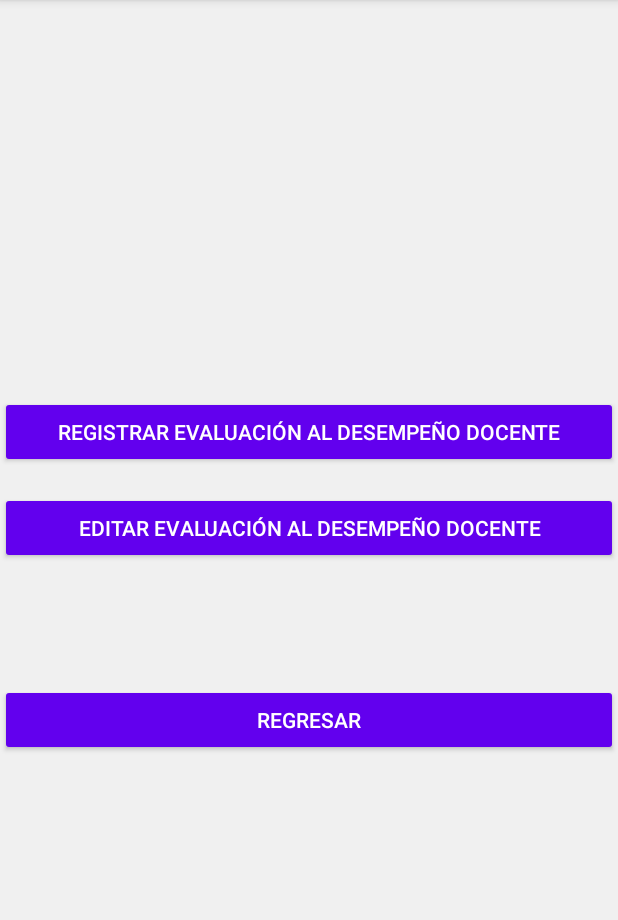
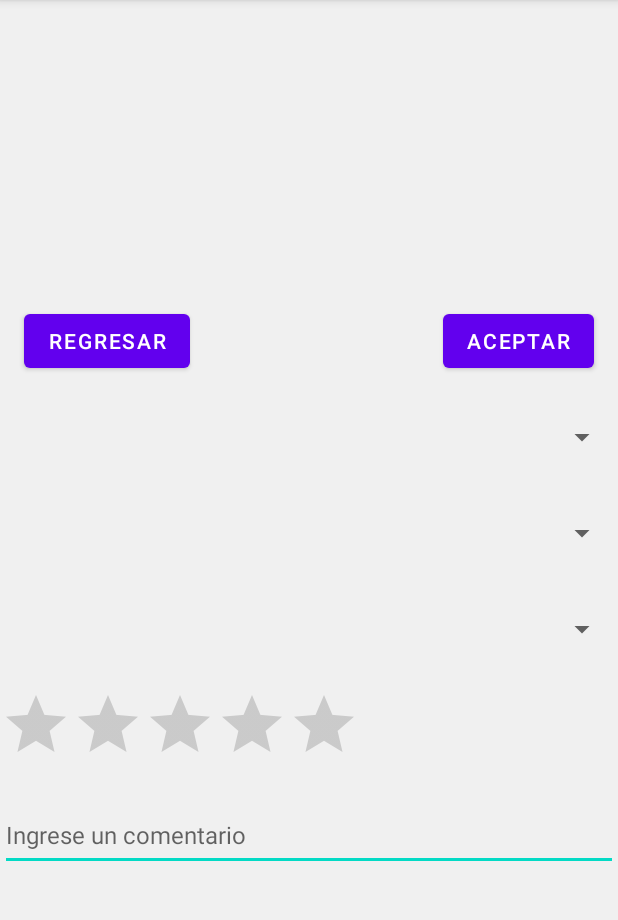
Before and after one commit to sebastianbellodev/professor-review, an Android app: the ProfessorPerformanceManagementMenuActivity screen opened directly, with no data from a screen before it, after a tap on "REGISTRAR EVALUACIÓN AL DESEMPEÑO DOCENT", on a phone screen of 412 x 824 dp, the part 84-1004 px from its top. Run offline under Robolectric (Android 15) with nearby library versions, the phone set to English and light mode, and no system bars; our stand-ins replace data binding; 1 statement that could not run was skipped.

Commit message:
Log Review

```diff
--- a/MobileApp/app/src/main/AndroidManifest.xml
+++ b/MobileApp/app/src/main/AndroidManifest.xml
@@ -37,6 +37,9 @@
             android:name=".activity.ProfessorPerformanceManagementMenuActivity"
             android:exported="false" />
         <activity
+            android:name=".activity.LogReviewActivity"
+            android:exported="false"/>
+        <activity
             android:name=".activity.MainMenuActivity"
             android:exported="false" />
         <activity
--- /dev/null
+++ b/MobileApp/app/src/main/java/com/example/professorperformanceevaluation/activity/LogReviewActivity.java
@@ -0,0 +1,24 @@
+package com.example.professorperformanceevaluation.activity;
+
+import androidx.appcompat.app.AppCompatActivity;
+import androidx.databinding.DataBindingUtil;
+import androidx.lifecycle.ViewModelProvider;
+
+import android.os.Bundle;
+
+import com.example.professorperformanceevaluation.R;
+import com.example.professorperformanceevaluation.databinding.ActivityActiveAccountBinding;
+import com.example.professorperformanceevaluation.databinding.ActivityLogReviewBinding;
+import com.example.professorperformanceevaluation.viewmodel.LogReviewViewModel;
+
+public class LogReviewActivity extends AppCompatActivity {
+
+    @Override
+    protected void onCreate(Bundle savedInstanceState) {
+        super.onCreate(savedInstanceState);
+        ActivityLogReviewBinding binding = DataBindingUtil.setContentView(this, R.layout.activity_log_review);
+        LogReviewViewModel viewModel = new ViewModelProvider(this).get(LogReviewViewModel.class);
+        binding.setLifecycleOwner(this);
+        binding.setLogReviewViewModel(viewModel);
+    }
+}
--- a/MobileApp/app/src/main/java/com/example/professorperformanceevaluation/api/ProfessorServiceApi.java
+++ b/MobileApp/app/src/main/java/com/example/professorperformanceevaluation/api/ProfessorServiceApi.java
@@ -1,5 +1,6 @@
 package com.example.professorperformanceevaluation.api;
 
+import com.example.professorperformanceevaluation.model.EducationalExperience;
 import com.example.professorperformanceevaluation.model.EducationalProgram;
 import com.example.professorperformanceevaluation.model.Faculty;
 import com.example.professorperformanceevaluation.model.Professor;
@@ -27,6 +28,8 @@ public interface ProfessorServiceApi {
     @POST("professors/educationalprogram")
     Call<Response> getProfessorsByEducationalProgram(@Header("Authorization") String token, @Body EducationalProgram educationalProgram);
 
+    @POST("professors/educationalexperience")
+    Call<Response> getProfessorsByEducationalExperience(@Header("Authorization") String token, @Body EducationalExperience educationalExperience);
     @POST("professors/faculty")
     Call<Response> getProfessorsByFaculty(@Header("Authorization") String token, @Body Faculty faculty);
 
--- /dev/null
+++ b/MobileApp/app/src/main/java/com/example/professorperformanceevaluation/model/DataManager.java
@@ -0,0 +1,46 @@
+package com.example.professorperformanceevaluation.model;
+
+public class DataManager {
+    private static DataManager instance;
+    private Faculty faculty;
+    private Student student;
+    private User user;
+
+    private DataManager() {
+    }
+
+    public static DataManager getInstance() {
+        if (instance == null) {
+            synchronized (DataManager.class) {
+                if (instance == null) {
+                    instance = new DataManager();
+                }
+            }
+        }
+        return instance;
+    }
+
+    public Faculty getFaculty() {
+        return faculty;
+    }
+
+    public void setFaculty(Faculty faculty) {
+        this.faculty = faculty;
+    }
+
+    public Student getStudent() {
+        return student;
+    }
+
+    public void setStudent(Student student) {
+        this.student = student;
+    }
+
+    public User getUser() {
+        return user;
+    }
+
+    public void setUser(User user) {
+        this.user = user;
+    }
+}
--- /dev/null
+++ b/MobileApp/app/src/main/java/com/example/professorperformanceevaluation/viewmodel/LogReviewViewModel.java
@@ -0,0 +1,118 @@
+package com.example.professorperformanceevaluation.viewmodel;
+
+import android.app.Application;
+import android.content.Context;
+import android.provider.ContactsContract;
+import android.widget.Toast;
+
+import androidx.annotation.NonNull;
+import androidx.lifecycle.AndroidViewModel;
+import androidx.lifecycle.MutableLiveData;
+
+import com.example.professorperformanceevaluation.R;
+import com.example.professorperformanceevaluation.model.DataManager;
+import com.example.professorperformanceevaluation.model.EducationalExperience;
+import com.example.professorperformanceevaluation.model.Faculty;
+import com.example.professorperformanceevaluation.model.Professor;
+import com.example.professorperformanceevaluation.model.Response;
+import com.example.professorperformanceevaluation.model.SchoolPeriod;
+import com.example.professorperformanceevaluation.service.service.EducationalExperienceService;
+import com.example.professorperformanceevaluation.service.service.ProfessorService;
+import com.example.professorperformanceevaluation.service.service.SchoolPeriodService;
+
+import java.net.HttpURLConnection;
+import java.util.ArrayList;
+import java.util.List;
+
+public class LogReviewViewModel extends AndroidViewModel {
+    private final MutableLiveData<List<SchoolPeriod>> schoolPeriods = new MutableLiveData<>();
+    private final MutableLiveData<List<EducationalExperience>> educationalExperiences = new MutableLiveData<>();
+    private final MutableLiveData<List<Professor>> professors = new MutableLiveData<>();
+    private final Context context;
+
+    public LogReviewViewModel(@NonNull Application application) {
+        super(application);
+        context = application.getApplicationContext();
+        this.loadSchoolPeriods();
+        this.loadEducationalExperiencesByFaculty();
+
+    }
+
+    public void onEducationalExperienceSelected(int position){
+        this.professors.setValue(new ArrayList<>());
+        this.loadProfesssorsByEducationalExperience(this.educationalExperiences.getValue().get(position));
+    }
+    private void loadProfesssorsByEducationalExperience(EducationalExperience educationalExperience){
+        ProfessorService professorService = new ProfessorService(context);
+        professorService.getProfessorsByEducationalExperience(educationalExperience, new ProfessorService.ProfessorServiceCallback() {
+            @Override
+            public void onSuccess(Response response) {
+                int code = response.getCode();
+                if (code == HttpURLConnection.HTTP_FORBIDDEN) {
+                    Toast.makeText(context, R.string.expired_session_label, Toast.LENGTH_SHORT).show();
+                } else {
+                    professors.setValue(response.getProfessors());
+                }
+            }
+            @Override
+            public void onFailure(Throwable throwable) {
+                Toast.makeText(context, R.string.service_not_available_label, Toast.LENGTH_SHORT).show();
+            }
+        });
+
+
+    }
+    private void loadEducationalExperiencesByFaculty(){
+        Faculty faculty = DataManager.getInstance().getFaculty();
+        EducationalExperienceService educationalExperienceService = new EducationalExperienceService(context);
+        educationalExperienceService.getEducationalExperiencesByFaculty(faculty, new EducationalExperienceService.EducationalExperienceServiceCallback() {
+            @Override
+            public void onSuccess(Response response) {
+                int code = response.getCode();
+                if (code == HttpURLConnection.HTTP_FORBIDDEN) {
+                    Toast.makeText(context, R.string.expired_session_label, Toast.LENGTH_SHORT).show();
+                } else {
+                    educationalExperiences.setValue(response.getEducationalExperiences());
+                }
+            }
+            @Override
+            public void onFailure(Throwable throwable) {
+                Toast.makeText(context, R.string.service_not_available_label, Toast.LENGTH_SHORT).show();
+            }
+        });
+    }
+
+    private void loadSchoolPeriods(){
+        SchoolPeriodService schoolPeriodService = new SchoolPeriodService(context);
+        schoolPeriodService.getSchoolPeriods(new SchoolPeriodService.SchoolPeriodServiceCallback() {
+            @Override
+            public void onSuccess(Response response) {
+                int code = response.getCode();
+                if (code == HttpURLConnection.HTTP_FORBIDDEN) {
+                    Toast.makeText(context, R.string.expired_session_label, Toast.LENGTH_SHORT).show();
+                } else {
+                    schoolPeriods.setValue(response.getSchoolPeriods());
+                }
+            }
+            @Override
+            public void onFailure(Throwable throwable) {
+                Toast.makeText(context, R.string.service_not_available_label, Toast.LENGTH_SHORT).show();
+            }
+        });
+
+    }
+
+
+    //Getters
+    public MutableLiveData<List<SchoolPeriod>> getSchoolPeriods() {
+        return schoolPeriods;
+    }
+
+    public MutableLiveData<List<Professor>> getProfessors() {
+        return professors;
+    }
+
+    public MutableLiveData<List<EducationalExperience>> getEducationalExperiences() {
+        return educationalExperiences;
+    }
+}
--- a/MobileApp/app/src/main/java/com/example/professorperformanceevaluation/viewmodel/LoginViewModel.java
+++ b/MobileApp/app/src/main/java/com/example/professorperformanceevaluation/viewmodel/LoginViewModel.java
@@ -14,6 +14,7 @@ import com.example.professorperformanceevaluation.R;
 import com.example.professorperformanceevaluation.activity.ActiveAccountActivity;
 import com.example.professorperformanceevaluation.activity.LogStudentEmailAddressPhoneNumberActivity;
 import com.example.professorperformanceevaluation.activity.MainMenuActivity;
+import com.example.professorperformanceevaluation.model.DataManager;
 import com.example.professorperformanceevaluation.model.Response;
 import com.example.professorperformanceevaluation.model.Student;
 import com.example.professorperformanceevaluation.model.User;
@@ -117,6 +118,7 @@ public class LoginViewModel extends AndroidViewModel {
                 if (code == HttpURLConnection.HTTP_FORBIDDEN) {
                     Toast.makeText(context, R.string.expired_session_label, Toast.LENGTH_SHORT).show();
                 } else {
+                    DataManager.getInstance().setStudent(response.getStudents().get(0));
                     goToMainMenu(response.getStudents().get(0));
                 }
             }
--- a/MobileApp/app/src/main/java/com/example/professorperformanceevaluation/viewmodel/ProfessorPerformanceEvaluationsManagementMenuViewModel.java
+++ b/MobileApp/app/src/main/java/com/example/professorperformanceevaluation/viewmodel/ProfessorPerformanceEvaluationsManagementMenuViewModel.java
@@ -7,6 +7,7 @@ import android.content.Intent;
 import androidx.annotation.NonNull;
 import androidx.lifecycle.AndroidViewModel;
 
+import com.example.professorperformanceevaluation.activity.LogReviewActivity;
 import com.example.professorperformanceevaluation.activity.MainMenuActivity;
 import com.example.professorperformanceevaluation.model.Student;
 
@@ -25,6 +26,9 @@ public class ProfessorPerformanceEvaluationsManagementMenuViewModel extends Andr
     }
 
     public void onLogProfessorPerformanceEvaluationButtonClicked() {
+        Intent intent = new Intent(context, LogReviewActivity.class);
+        intent.addFlags(Intent.FLAG_ACTIVITY_NEW_TASK | Intent.FLAG_ACTIVITY_CLEAR_TASK);
+        context.startActivity(intent);
     }
 
     public void onModifyProfessorPerformanceEvaluationButtonClicked() {
--- /dev/null
+++ b/MobileApp/app/src/main/res/layout/activity_log_review.xml
@@ -0,0 +1,94 @@
+<?xml version="1.0" encoding="utf-8"?>
+<layout xmlns:android="http://schemas.android.com/apk/res/android"
+    xmlns:app="http://schemas.android.com/apk/res-auto"
+    xmlns:tools="http://schemas.android.com/tools">
+
+    <data>
+        <variable
+            name="logReviewViewModel"
+            type="com.example.professorperformanceevaluation.viewmodel.LogReviewViewModel" />
+    </data>
+
+    <RelativeLayout
+        android:layout_width="match_parent"
+        android:layout_height="match_parent"
+        android:background="@color/background_color"
+        android:gravity="center"
+        android:orientation="vertical"
+        tools:context=".activity.LogReviewActivity">
+        <!-- Botones Regresar y Aceptar -->
+        <Button
+            android:id="@+id/btnBack"
+            android:layout_width="wrap_content"
+            android:layout_height="wrap_content"
+            android:text="Regresar"
+            android:layout_alignParentStart="true"
+            android:layout_marginStart="16dp"
+            android:layout_marginTop="16dp" />
+
+        <Button
+            android:id="@+id/btnAcept"
+            android:layout_width="wrap_content"
+            android:layout_height="wrap_content"
+            android:text="Aceptar"
+            android:layout_alignParentEnd="true"
+            android:layout_marginEnd="16dp"
+            android:layout_marginTop="16dp" />
+
+        <!-- ComboBox para Periodos Escolares -->
+        <Spinner
+            android:id="@+id/spinnerPeriods"
+            android:layout_width="match_parent"
+            android:layout_height="wrap_content"
+            android:layout_below="@id/btnBack"
+            android:contentDescription="Selecciona el Periodo Escolar..."
+            android:minHeight="48dp"
+            android:entries="@{logReviewViewModel.schoolPeriods}"
+            android:layout_marginTop="16dp" />
+
+        <!-- ComboBox para Experiencias Educativas -->
+        <Spinner
+            android:id="@+id/spinnerEducationalExperience"
+            android:layout_width="match_parent"
+            android:layout_height="wrap_content"
+            android:layout_below="@id/spinnerPeriods"
+            android:contentDescription="Selecciona la Experiencia Educativa..."
+            android:minHeight="48dp"
+            android:entries="@{logReviewViewModel.educationalExperiences}"
+            android:onItemSelected="@{(parent, view, position, id)-> logReviewViewModel.onEducationalExperienceSelected(position)}"
+            android:layout_marginTop="16dp" />
+
+        <!-- ComboBox para Profesores -->
+        <Spinner
+            android:id="@+id/spinnerProfessor"
+            android:layout_width="match_parent"
+            android:layout_height="wrap_content"
+            android:layout_below="@id/spinnerEducationalExperience"
+            android:contentDescription="Selecciona el profesor..."
+            android:minHeight="48dp"
+            android:entries="@{logReviewViewModel.professors}"
+            android:layout_marginTop="16dp" />
+
+        <!-- Calificación con estrellas -->
+        <RatingBar
+            android:id="@+id/ratingBar"
+            android:layout_width="wrap_content"
+            android:layout_height="wrap_content"
+            android:layout_below="@id/spinnerProfessor"
+            android:layout_marginTop="16dp"
+            android:contentDescription="@string/rating_ratingbar"
+            android:numStars="5"
+            android:stepSize="1" />
+
+        <!-- Campo para ingresar comentario -->
+        <EditText
+            android:id="@+id/editTextComentary"
+            android:layout_width="match_parent"
+            android:layout_height="wrap_content"
+            android:layout_below="@id/ratingBar"
+            android:layout_marginTop="16dp"
+            android:hint="Ingrese un comentario"
+            android:minHeight="48dp"
+            android:textSize="16sp" />
+    </RelativeLayout>
+</layout>
--- a/MobileApp/app/src/main/res/values/strings.xml
+++ b/MobileApp/app/src/main/res/values/strings.xml
@@ -48,4 +48,5 @@
     <string name="registration_number_instruction_label">Ingresa tu matrícula...</string>
     <string name="otp_label">Contraseña de un solo uso (OTP):</string>
     <string name="modified_information_label">La información se modificó correctamente en el sistema.</string>
+    <string name="rating_ratingbar">Calificacion</string>
 </resources>
```
Also changed, not shown: MobileApp/app/src/main/java/com/example/professorperformanceevaluation/service/service/ProfessorService.java (+20 -0 lines), 1 other file.
